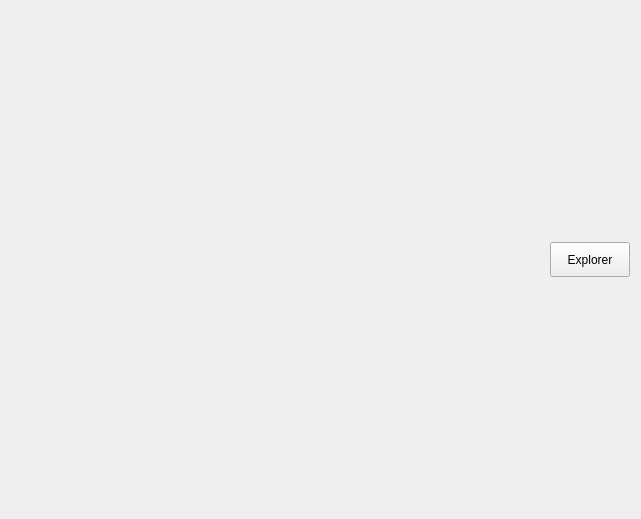
First picture: the form in UI/WebsiteViewer/websiteViewer.ui, repository RenderDeMartes/Mutant_Tools, before the edit.
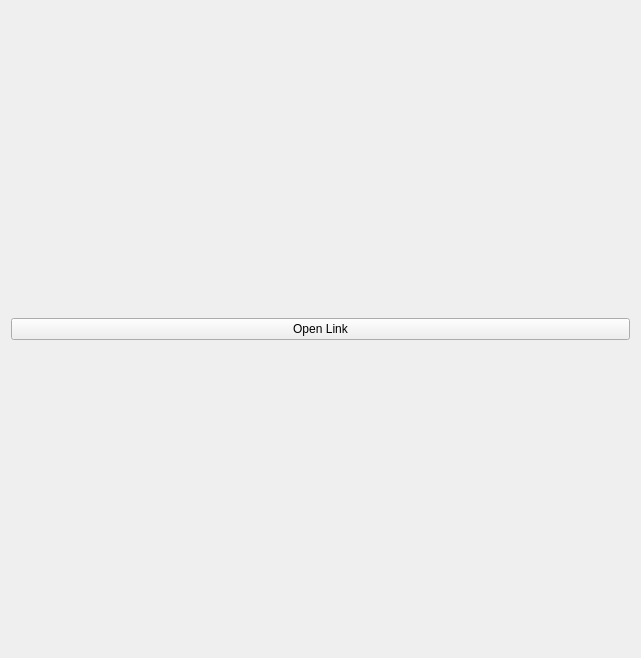
Second picture: the form after the edit.

The edit to the form file:
```diff
--- a/UI/WebsiteViewer/websiteViewer.ui
+++ b/UI/WebsiteViewer/websiteViewer.ui
@@ -7,7 +7,7 @@
     <x>0</x>
     <y>0</y>
     <width>641</width>
-    <height>519</height>
+    <height>658</height>
    </rect>
   </property>
   <property name="windowTitle">
@@ -18,40 +18,17 @@
   </property>
   <layout class="QGridLayout" name="gridLayout">
    <item row="1" column="0">
-    <layout class="QHBoxLayout" name="horizontalLayout">
-     <property name="topMargin">
-      <number>0</number>
-     </property>
-     <item>
-      <spacer name="horizontalSpacer">
-       <property name="orientation">
-        <enum>Qt::Horizontal</enum>
-       </property>
-       <property name="sizeHint" stdset="0">
-        <size>
-         <width>40</width>
-         <height>20</height>
-        </size>
-       </property>
-      </spacer>
-     </item>
-     <item>
       <widget class="QPushButton" name="explorer_btn">
        <property name="minimumSize">
         <size>
          <width>60</width>
-         <height>35</height>
+       <height>15</height>
         </size>
        </property>
        <property name="text">
-        <string>Explorer</string>
-       </property>
-      </widget>
-     </item>
-    </layout>
-   </item>
-   <item row="0" column="0">
-    <layout class="QVBoxLayout" name="website_layout"/>
+      <string>Open Link</string>
+     </property>
+    </widget>
    </item>
   </layout>
  </widget>
```
Left out of the diff: 3 changed lines with no effect on the pictures. Lines whose indentation alone changed are shown as unchanged.
